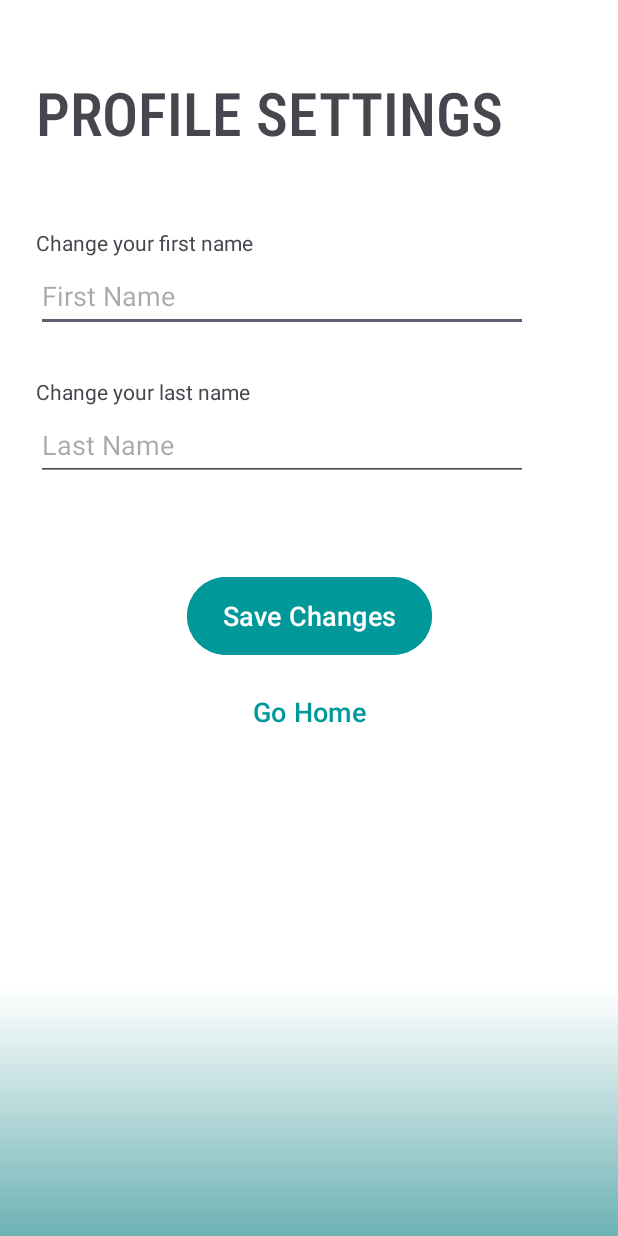
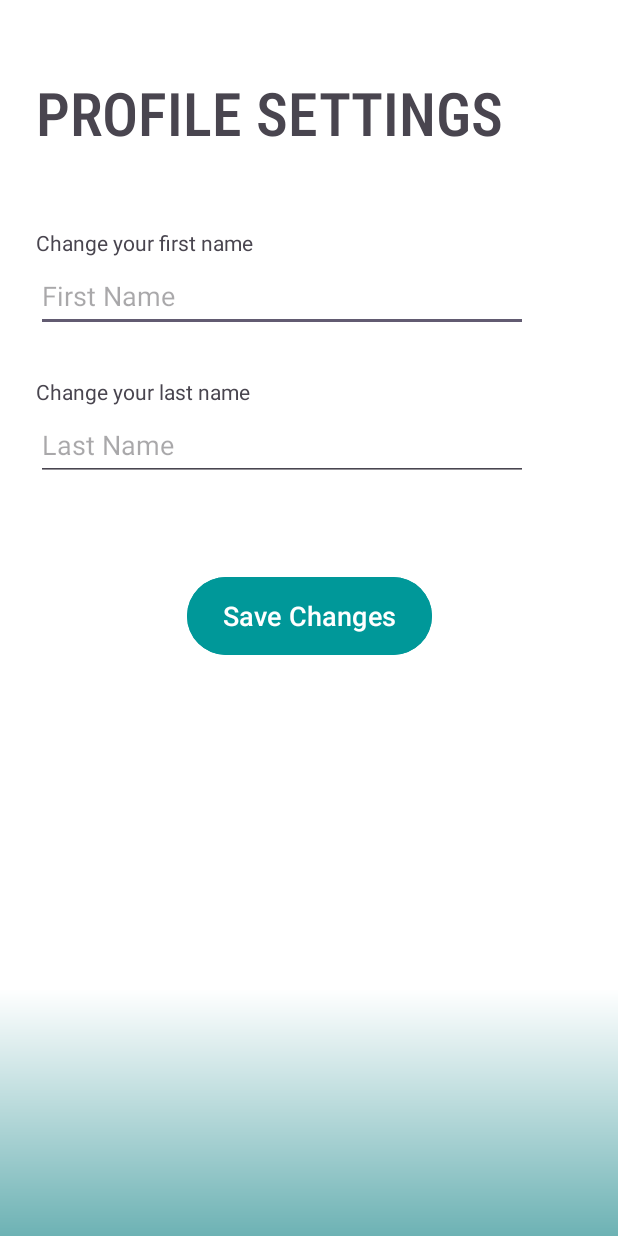
Before and after one commit to jehna28/b07project, an Android app: the ProfileActivity screen opened directly, with no data from a screen before it, on a phone screen of 412 x 824 dp. Run offline under Robolectric (Android 15) with nearby library versions, the phone set to English and light mode, and no system bars; our stand-ins replace Firebase (no records; nobody signed in at launch, a user with empty details on screens opened directly).

Commit message:
JUnit test cases for Login Presenter Moduel using Mockito and JUnit, as well as some tweaks in overall project (removing explicity back buttons, syncing up imported files, and polishing up previous code).

```diff
--- a/Starter Application/app/build.gradle.kts
+++ b/Starter Application/app/build.gradle.kts
@@ -44,6 +44,7 @@ dependencies {
     implementation(libs.constraintlayout)
     implementation(libs.firebase.database)
     testImplementation(libs.junit)
+    testImplementation(libs.mockito)
     androidTestImplementation(libs.ext.junit)
     androidTestImplementation(libs.espresso.core)
 }
--- a/Starter Application/app/src/main/AndroidManifest.xml
+++ b/Starter Application/app/src/main/AndroidManifest.xml
@@ -60,6 +60,12 @@
         <activity
             android:name=".MainActivity"
             android:exported="true" />
+        <activity
+            android:name=".CountrySelectionActivity"
+            android:exported="false"/>
+        <activity
+            android:name=".QuizActivity"
+            android:exported="false"/>
     </application>
 
 </manifest>
--- a/Starter Application/app/src/main/java/com/example/b07demosummer2024/CountrySelectionActivity.java
+++ b/Starter Application/app/src/main/java/com/example/b07demosummer2024/CountrySelectionActivity.java
@@ -1,4 +1,4 @@
-package com.example.myapplication;
+package com.example.b07demosummer2024;
 
 import android.content.Intent;
 import android.os.Bundle;
--- a/Starter Application/app/src/main/java/com/example/b07demosummer2024/LoginActivityModel.java
+++ b/Starter Application/app/src/main/java/com/example/b07demosummer2024/LoginActivityModel.java
@@ -25,7 +25,7 @@ public class LoginActivityModel {
     */
 
     public interface LoginCallback {
-        void LoginSuccess(String user);
+        void LoginSuccess();
         void LoginFailure(String errorMessage);
     }
 
@@ -47,7 +47,7 @@ public class LoginActivityModel {
                                 which will eventually get passed to the view and into the next view (homes screen)
                                 */
 
-                                callback.LoginSuccess(user.getUid());
+                                callback.LoginSuccess();
                             }
                         } else {
 
--- a/Starter Application/app/src/main/java/com/example/b07demosummer2024/LoginActivityPresenter.java
+++ b/Starter Application/app/src/main/java/com/example/b07demosummer2024/LoginActivityPresenter.java
@@ -37,11 +37,11 @@ public class LoginActivityPresenter {
              */
 
             @Override
-            public void LoginSuccess(String user) {
+            public void LoginSuccess() {
                 view.toastMsg("Login Successful!");
 
                 // Go to home screen after successful login and pass along User
-                view.goHome(user);
+                view.goHome();
 
             }
 
@@ -62,7 +62,7 @@ public class LoginActivityPresenter {
             return;
         }
 
-        // Check if email is valid, jsut a simple check for now that checks if email has the symbol '@'
+        // Check if email is valid, just a simple check for now that checks if email has the symbol '@'
         if (!(email.contains("@"))) {
             view.toastMsg("Invalid email, please enter valid email");
         }
--- a/Starter Application/app/src/main/java/com/example/b07demosummer2024/ProfileActivity.java
+++ b/Starter Application/app/src/main/java/com/example/b07demosummer2024/ProfileActivity.java
@@ -8,6 +8,7 @@ import android.widget.Button;
 import android.widget.Toast;
 
 import androidx.activity.EdgeToEdge;
+import androidx.activity.OnBackPressedCallback;
 import androidx.appcompat.app.AppCompatActivity;
 import androidx.core.graphics.Insets;
 import androidx.core.view.ViewCompat;
@@ -42,7 +43,6 @@ public class ProfileActivity extends AppCompatActivity {
         editTxtFirstName = findViewById(R.id.firstNameTxtFieldProfile);
         editTxtLastName = findViewById(R.id.lastNameTxtFieldProfile);
         Button saveChangesBtn = findViewById(R.id.confirmBtnProfile);
-        Button goBackBtn = findViewById(R.id.goBackBtnProfile);
 
         // On click listener for save changes button to automatically update db and app interface with changed first name and/or last name
         saveChangesBtn.setOnClickListener(new View.OnClickListener() {
@@ -98,15 +98,15 @@ public class ProfileActivity extends AppCompatActivity {
             }
         });
 
-        // Back button to go back to homepage
-        goBackBtn.setOnClickListener(new View.OnClickListener() {
+        // Use OnBackPressedDispatcher for handling back button presses
+        OnBackPressedCallback callback = new OnBackPressedCallback(true) {
             @Override
-            public void onClick(View v) {
-                // Make intent to go back to home screen
+            public void handleOnBackPressed() {
                 Intent intent = new Intent(getApplicationContext(), HomeScreenActivity.class);
                 startActivity(intent);
                 finish();
             }
-        });
+        };
+        getOnBackPressedDispatcher().addCallback(this, callback);
     }
 }
--- a/Starter Application/app/src/main/java/com/example/b07demosummer2024/QuizActivity.java
+++ b/Starter Application/app/src/main/java/com/example/b07demosummer2024/QuizActivity.java
@@ -1,4 +1,4 @@
-package com.example.myapplication;
+package com.example.b07demosummer2024;
 
 import android.os.Bundle;
 import android.view.View;
--- a/Starter Application/app/src/main/res/layout/activity_profile.xml
+++ b/Starter Application/app/src/main/res/layout/activity_profile.xml
@@ -80,20 +80,4 @@
         android:layout_marginTop="60dp"
         android:layout_marginHorizontal="120dp"/>
 
-    <Button
-        android:id="@+id/goBackBtnProfile"
-        android:layout_width="0dp"
-        android:layout_height="48dp"
-        android:text="@string/go_home"
-        android:textSize="18sp"
-        android:background="@android:color/transparent"
-        android:textColor="@color/brightBlue"
-        app:layout_constraintTop_toBottomOf="@id/confirmBtnProfile"
-        app:layout_constraintStart_toStartOf="parent"
-        app:layout_constraintEnd_toEndOf="parent"
-        app:flow_horizontalBias="0.5"
-        android:layout_marginTop="10dp"
-        android:layout_marginHorizontal="120dp"/>
-
-
 </androidx.constraintlayout.widget.ConstraintLayout>
--- a/Starter Application/app/src/main/res/layout/activity_quiz.xml
+++ b/Starter Application/app/src/main/res/layout/activity_quiz.xml
@@ -8,7 +8,7 @@
     android:paddingTop="20dp"
     android:paddingHorizontal="18dp"
     android:background="@drawable/back2"
-    tools:context=".MainActivity">
+    tools:context=".QuizActivity">
 
     <ProgressBar
         android:id="@+id/progress_bar"
--- a/Starter Application/app/src/main/res/values/colors.xml
+++ b/Starter Application/app/src/main/res/values/colors.xml
@@ -17,6 +17,7 @@
     <color name="defaultBtnBlue4">#BACFD4</color>
     <color name="brightBlue">#009899</color>
     <color name="grey">#8C919C</color>
+    <color name="anotherblue">#0096FF</color>
 
 
 
--- a/Starter Application/gradle/libs.versions.toml
+++ b/Starter Application/gradle/libs.versions.toml
@@ -12,6 +12,7 @@ firebaseDatabase = "21.0.0"
 firebase-bom = "33.5.1"
 
 [libraries]
+mockito = { module = "org.mockito:mockito-core", version = "4.11.0" }
 junit = { group = "junit", name = "junit", version.ref = "junit" }
 ext-junit = { group = "androidx.test.ext", name = "junit", version.ref = "junitVersion" }
 espresso-core = { group = "androidx.test.espresso", name = "espresso-core", version.ref = "espressoCore" }
```
Also changed, not shown: Starter Application/app/src/main/java/com/example/b07demosummer2024/LoginActivityView.java (+10 -11 lines), Starter Application/app/src/main/java/com/example/b07demosummer2024/RegisterActivity.java (+7 -8 lines), Starter Application/app/src/main/java/com/example/b07demosummer2024/SettingsActivity.java (+7 -7 lines), Starter Application/app/src/main/res/layout/activity_login.xml (+3 -17 lines), Starter Application/app/src/main/res/layout/activity_register.xml (+0 -14 lines), Starter Application/app/src/main/res/layout/activity_settings.xml (+0 -12 lines), 1 other file.
